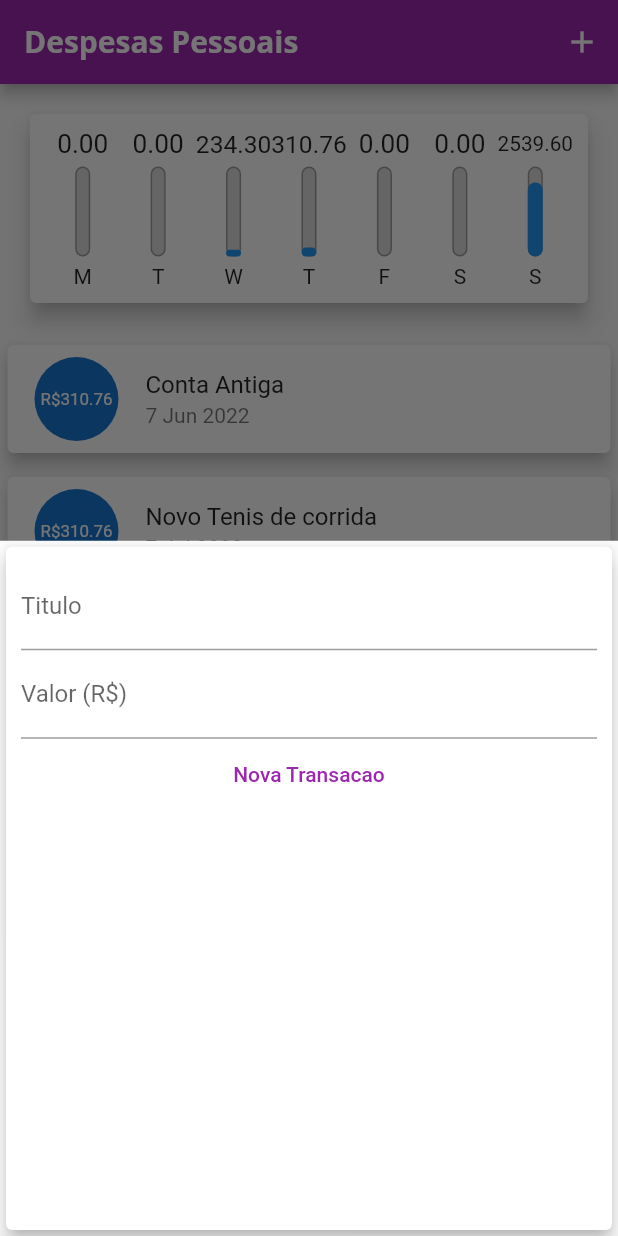
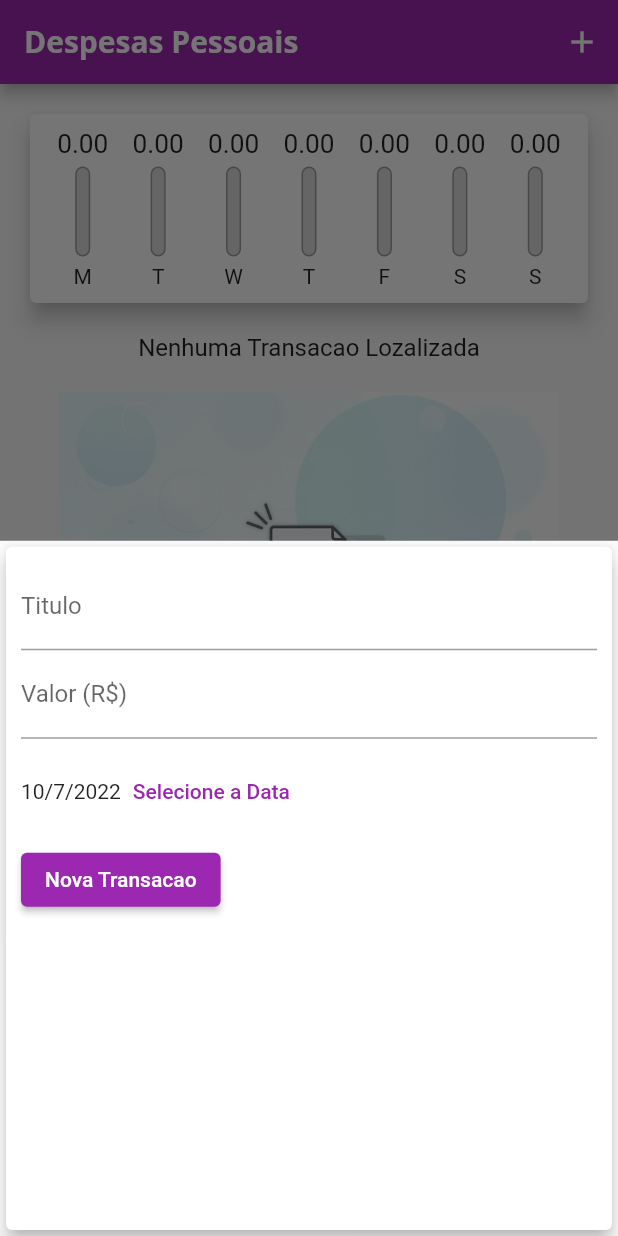
Before and after one commit to avelar42/despesasPessoais_flutter, a Flutter app: the screen it shows after launch, after a tap on the "add" icon, on a phone screen of 412 x 824 dp. Run offline on Flutter 3.47's test engine with Material 2 defaults, Android fonts, the phone set to English and light mode, and no system bars.

Commit message:
Adjust in form

```diff
--- a/lib/components/chart.dart
+++ b/lib/components/chart.dart
@@ -54,7 +54,9 @@ class Chart extends StatelessWidget {
               child: ChartBar(
                 label: tr['day'].toString(),
                 value: double.parse(tr['value'].toString()),
-                percentage: (tr['value'] as double) / _weekTotalValue,
+                percentage: _weekTotalValue == 0
+                    ? 0
+                    : (tr['value'] as double) / _weekTotalValue,
               ),
             );
           }).toList(),
--- a/lib/components/transaction_form.dart
+++ b/lib/components/transaction_form.dart
@@ -1,7 +1,8 @@
 import 'package:flutter/material.dart';
+import 'package:intl/intl.dart';
 
 class TransactionForm extends StatefulWidget {
-  final void Function(String, double) onSubmit;
+  final void Function(String, double, DateTime) onSubmit;
   TransactionForm(this.onSubmit);
 
   @override
@@ -10,16 +11,32 @@ class TransactionForm extends StatefulWidget {
 
 class _TransactionFormState extends State<TransactionForm> {
   final titleController = TextEditingController();
-
+  DateTime _selectedDate = DateTime.now();
   final valueController = TextEditingController();
-
   _SubmitForm() {
     final title = titleController.text;
+
     final value = double.tryParse(valueController.text) ?? 0.0;
     if (title.isEmpty || value <= 0) {
       return;
     }
-    widget.onSubmit(title, value);
+    widget.onSubmit(title, value, _selectedDate);
+  }
+
+  _showDatePicker() {
+    showDatePicker(
+            context: context,
+            initialDate: DateTime.now(),
+            firstDate: DateTime(2021),
+            lastDate: DateTime.now())
+        .then((pickedDate) {
+      if (pickedDate == null) {
+        return null;
+      }
+      setState(() {
+        _selectedDate = pickedDate;
+      });
+    });
   }
 
   @override
@@ -40,10 +57,29 @@ class _TransactionFormState extends State<TransactionForm> {
               onSubmitted: (value) => _SubmitForm(),
               decoration: InputDecoration(labelText: 'Valor (R\$)'),
             ),
-            TextButton(
-              onPressed: _SubmitForm,
-              child: Text('Nova Transacao',
-                  style: TextStyle(color: Colors.purple)),
+            Container(
+              height: 70,
+              child: Row(
+                children: [
+                  Text(_selectedDate == null
+                      ? 'Nenhuma Data selecionada!'
+                      : DateFormat('d/M/y').format(_selectedDate)),
+                  TextButton(
+                    onPressed: _showDatePicker,
+                    child: Text("Selecione a Data",
+                        style: TextStyle(color: Colors.purple)),
+                  )
+                ],
+              ),
+            ),
+            Row(
+              children: [
+                ElevatedButton(
+                  onPressed: _SubmitForm,
+                  child: Text('Nova Transacao',
+                      style: TextStyle(color: Colors.white)),
+                ),
+              ],
             )
           ],
         ),
--- a/lib/main.dart
+++ b/lib/main.dart
@@ -40,30 +40,7 @@ class MyHomePage extends StatefulWidget {
 }
 
 class _MyHomePageState extends State<MyHomePage> {
-  final List<Transaction> _transactions = [
-    Transaction(
-        id: 't0',
-        title: 'Conta Antiga',
-        value: 310.76,
-        date: DateTime.now().subtract(Duration(days: 33))),
-    Transaction(
-        id: 't1',
-        title: 'Novo Tenis de corrida',
-        value: 310.76,
-        date: DateTime.now().subtract(Duration(days: 3))),
-    Transaction(
-        id: 't2',
-        title: 'Conta de #01',
-        value: 234.30,
-        date: DateTime.now().subtract(Duration(days: 4))),
-    Transaction(
-        id: 't3', title: 'Conta de gas', value: 750.30, date: DateTime.now()),
-    Transaction(
-        id: 't4',
-        title: 'Conta de cartao',
-        value: 1789.30,
-        date: DateTime.now()),
-  ];
+  final List<Transaction> _transactions = [];
 
   List<Transaction> get _recentTransactions {
     return _transactions.where((tr) {
@@ -71,12 +48,12 @@ class _MyHomePageState extends State<MyHomePage> {
     }).toList();
   }
 
-  _addTransaction(String title, double value) {
+  _addTransaction(String title, double value, DateTime date) {
     final newTransaction = Transaction(
         id: Random().nextDouble().toString(),
         title: title,
         value: value,
-        date: DateTime.now());
+        date: date);
 
     setState(() {
       _transactions.add(newTransaction);
```
